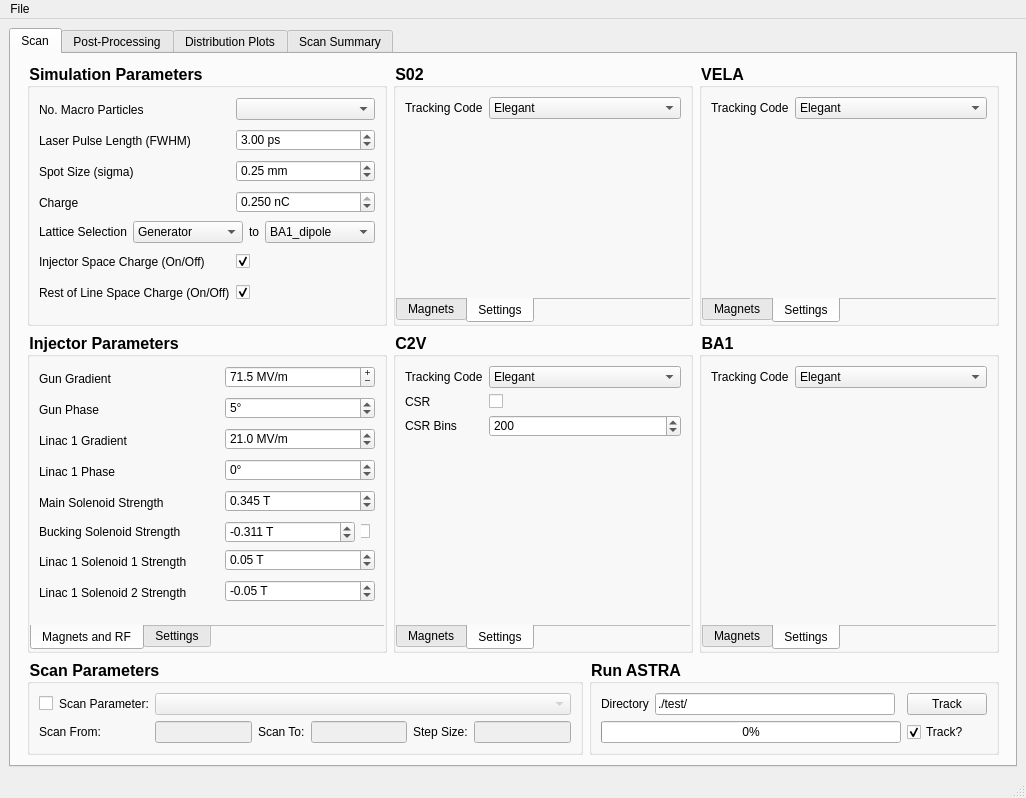
Before: the Qt Designer form astra_comparison_gui_tabs.ui in VELA-CLARA-software/OnlineModel, drawn with Qt 5.
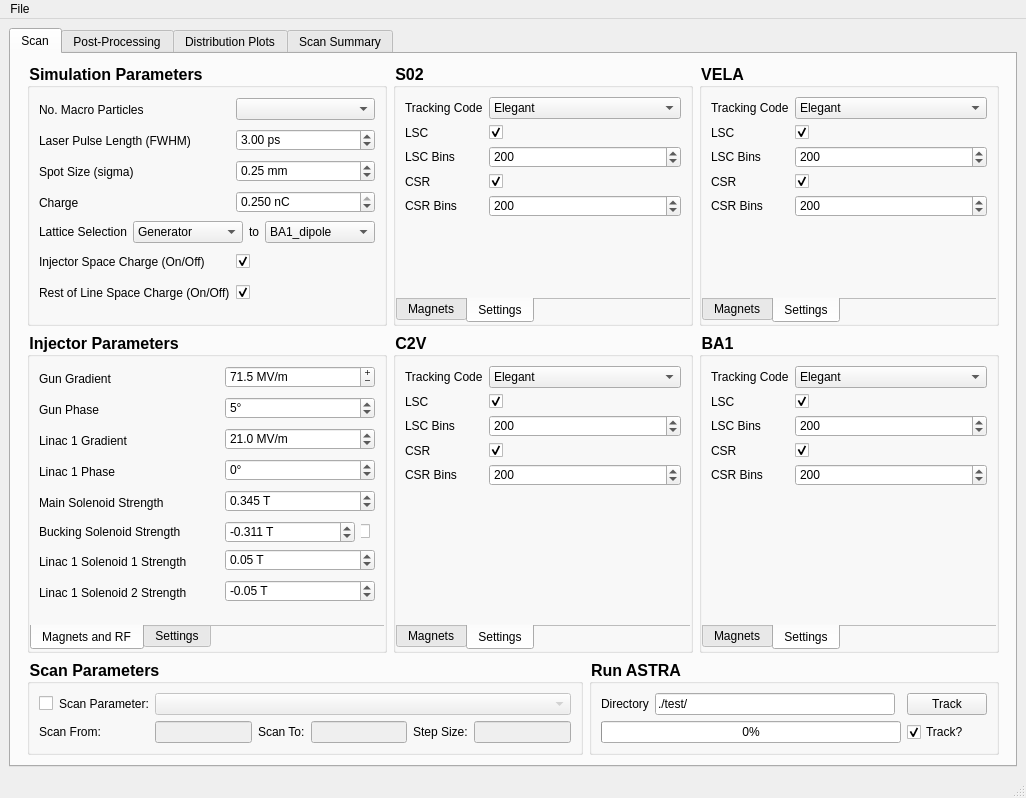
After: the same form once the commit is applied. The open tabs and pages were chosen to show the change. Custom widgets are drawn as their Qt base class.

```diff
--- a/astra_comparison_gui_tabs.ui
+++ b/astra_comparison_gui_tabs.ui
@@ -289,6 +289,9 @@
                <string>Settings</string>
               </attribute>
               <layout class="QFormLayout" name="formLayout_7">
+               <property name="fieldGrowthPolicy">
+                <enum>QFormLayout::AllNonFixedFieldsGrow</enum>
+               </property>
                <item row="0" column="0">
                 <widget class="QLabel" name="label_2">
                  <property name="text">
@@ -322,6 +325,92 @@
                  </item>
                 </widget>
                </item>
+               <item row="1" column="1">
+                <widget class="QCheckBox" name="checkBox_5">
+                 <property name="accessibleName">
+                  <string>simulation:lsc:S02</string>
+                 </property>
+                 <property name="text">
+                  <string/>
+                 </property>
+                 <property name="checked">
+                  <bool>true</bool>
+                 </property>
+                </widget>
+               </item>
+               <item row="2" column="1">
+                <widget class="QSpinBox" name="spinBox_3">
+                 <property name="accessibleName">
+                  <string>simulation:lsc_bins:S02</string>
+                 </property>
+                 <property name="maximum">
+                  <number>1000</number>
+                 </property>
+                 <property name="value">
+                  <number>200</number>
+                 </property>
+                </widget>
+               </item>
+               <item row="3" column="1">
+                <widget class="QCheckBox" name="checkBox_4">
+                 <property name="accessibleName">
+                  <string>simulation:csr:S02</string>
+                 </property>
+                 <property name="text">
+                  <string/>
+                 </property>
+                 <property name="checked">
+                  <bool>true</bool>
+                 </property>
+                </widget>
+               </item>
+               <item row="4" column="1">
+                <widget class="QSpinBox" name="spinBox_4">
+                 <property name="accessibleName">
+                  <string>simulation:csr_bins:S02</string>
+                 </property>
+                 <property name="minimum">
+                  <number>10</number>
+                 </property>
+                 <property name="maximum">
+                  <number>1000</number>
+                 </property>
+                 <property name="singleStep">
+                  <number>10</number>
+                 </property>
+                 <property name="value">
+                  <number>200</number>
+                 </property>
+                </widget>
+               </item>
+               <item row="1" column="0">
+                <widget class="QLabel" name="label_14">
+                 <property name="text">
+                  <string>LSC</string>
+                 </property>
+                </widget>
+               </item>
+               <item row="2" column="0">
+                <widget class="QLabel" name="label_12">
+                 <property name="text">
+                  <string>LSC Bins</string>
+                 </property>
+                </widget>
+               </item>
+               <item row="3" column="0">
+                <widget class="QLabel" name="label_11">
+                 <property name="text">
+                  <string>CSR</string>
+                 </property>
+                </widget>
+               </item>
+               <item row="4" column="0">
+                <widget class="QLabel" name="label_13">
+                 <property name="text">
+                  <string>CSR Bins</string>
+                 </property>
+                </widget>
+               </item>
               </layout>
              </widget>
             </widget>
@@ -783,14 +872,14 @@
                  </item>
                 </widget>
                </item>
-               <item row="1" column="0">
+               <item row="3" column="0">
                 <widget class="QLabel" name="label_8">
                  <property name="text">
                   <string>CSR</string>
                  </property>
                 </widget>
                </item>
-               <item row="1" column="1">
+               <item row="3" column="1">
                 <widget class="QCheckBox" name="checkBox_2">
                  <property name="accessibleName">
                   <string>simulation:csr:C2V</string>
@@ -798,9 +887,12 @@
                  <property name="text">
                   <string/>
                  </property>
+                 <property name="checked">
+                  <bool>true</bool>
+                 </property>
                 </widget>
                </item>
-               <item row="2" column="1">
+               <item row="4" column="1">
                 <widget class="QSpinBox" name="spinBox">
                  <property name="accessibleName">
                   <string>simulation:csr_bins:C2V</string>
@@ -819,13 +911,53 @@
                  </property>
                 </widget>
                </item>
-               <item row="2" column="0">
+               <item row="4" column="0">
                 <widget class="QLabel" name="label_9">
                  <property name="text">
                   <string>CSR Bins</string>
                  </property>
                 </widget>
                </item>
+               <item row="1" column="0">
+                <widget class="QLabel" name="label_6">
+                 <property name="text">
+                  <string>LSC</string>
+                 </property>
+                </widget>
+               </item>
+               <item row="1" column="1">
+                <widget class="QCheckBox" name="checkBox_3">
+                 <property name="accessibleName">
+                  <string>simulation:lsc:C2V</string>
+                 </property>
+                 <property name="text">
+                  <string/>
+                 </property>
+                 <property name="checked">
+                  <bool>true</bool>
+                 </property>
+                </widget>
+               </item>
+               <item row="2" column="0">
+                <widget class="QLabel" name="label_10">
+                 <property name="text">
+                  <string>LSC Bins</string>
+                 </property>
+                </widget>
+               </item>
+               <item row="2" column="1">
+                <widget class="QSpinBox" name="spinBox_2">
+                 <property name="accessibleName">
+                  <string>simulation:lsc_bins:C2V</string>
+                 </property>
+                 <property name="maximum">
+                  <number>1000</number>
+                 </property>
+                 <property name="value">
+                  <number>200</number>
+                 </property>
+                </widget>
+               </item>
               </layout>
              </widget>
             </widget>
@@ -1751,6 +1883,92 @@
                  </item>
                 </widget>
                </item>
+               <item row="1" column="0">
+                <widget class="QLabel" name="label_22">
+                 <property name="text">
+                  <string>LSC</string>
+                 </property>
+                </widget>
+               </item>
+               <item row="1" column="1">
+                <widget class="QCheckBox" name="checkBox_8">
+                 <property name="accessibleName">
+                  <string>simulation:lsc:BA1</string>
+                 </property>
+                 <property name="text">
+                  <string/>
+                 </property>
+                 <property name="checked">
+                  <bool>true</bool>
+                 </property>
+                </widget>
+               </item>
+               <item row="2" column="0">
+                <widget class="QLabel" name="label_20">
+                 <property name="text">
+                  <string>LSC Bins</string>
+                 </property>
+                </widget>
+               </item>
+               <item row="2" column="1">
+                <widget class="QSpinBox" name="spinBox_7">
+                 <property name="accessibleName">
+                  <string>simulation:lsc_bins:BA1</string>
+                 </property>
+                 <property name="maximum">
+                  <number>1000</number>
+                 </property>
+                 <property name="value">
+                  <number>200</number>
+                 </property>
+                </widget>
+               </item>
+               <item row="3" column="0">
+                <widget class="QLabel" name="label_19">
+                 <property name="text">
+                  <string>CSR</string>
+                 </property>
+                </widget>
+               </item>
+               <item row="3" column="1">
+                <widget class="QCheckBox" name="checkBox_9">
+                 <property name="accessibleName">
+                  <string>simulation:csr:BA1</string>
+                 </property>
+                 <property name="text">
+                  <string/>
+                 </property>
+                 <property name="checked">
+                  <bool>true</bool>
+                 </property>
+                </widget>
+               </item>
+               <item row="4" column="0">
+                <widget class="QLabel" name="label_21">
+                 <property name="text">
+                  <string>CSR Bins</string>
+                 </property>
+                </widget>
+               </item>
+               <item row="4" column="1">
+                <widget class="QSpinBox" name="spinBox_8">
+                 <property name="accessibleName">
+                  <string>simulation:csr_bins:BA1</string>
+                 </property>
+                 <property name="minimum">
+                  <number>10</number>
+                 </property>
+                 <property name="maximum">
+                  <number>1000</number>
+                 </property>
+                 <property name="singleStep">
+                  <number>10</number>
+                 </property>
+                 <property name="value">
+                  <number>200</number>
+                 </property>
+                </widget>
+               </item>
               </layout>
              </widget>
             </widget>
@@ -2578,6 +2796,92 @@
                  </item>
                 </widget>
                </item>
+               <item row="1" column="0">
+                <widget class="QLabel" name="label_18">
+                 <property name="text">
+                  <string>LSC</string>
+                 </property>
+                </widget>
+               </item>
+               <item row="1" column="1">
+                <widget class="QCheckBox" name="checkBox_6">
+                 <property name="accessibleName">
+                  <string>simulation:lsc:VELA</string>
+                 </property>
+                 <property name="text">
+                  <string/>
+                 </property>
+                 <property name="checked">
+                  <bool>true</bool>
+                 </property>
+                </widget>
+               </item>
+               <item row="2" column="0">
+                <widget class="QLabel" name="label_16">
+                 <property name="text">
+                  <string>LSC Bins</string>
+                 </property>
+                </widget>
+               </item>
+               <item row="2" column="1">
+                <widget class="QSpinBox" name="spinBox_5">
+                 <property name="accessibleName">
+                  <string>simulation:lsc_bins:VELA</string>
+                 </property>
+                 <property name="maximum">
+                  <number>1000</number>
+                 </property>
+                 <property name="value">
+                  <number>200</number>
+                 </property>
+                </widget>
+               </item>
+               <item row="3" column="0">
+                <widget class="QLabel" name="label_15">
+                 <property name="text">
+                  <string>CSR</string>
+                 </property>
+                </widget>
+               </item>
+               <item row="3" column="1">
+                <widget class="QCheckBox" name="checkBox_7">
+                 <property name="accessibleName">
+                  <string>simulation:csr:VELA</string>
+                 </property>
+                 <property name="text">
+                  <string/>
+                 </property>
+                 <property name="checked">
+                  <bool>true</bool>
+                 </property>
+                </widget>
+               </item>
+               <item row="4" column="0">
+                <widget class="QLabel" name="label_17">
+                 <property name="text">
+                  <string>CSR Bins</string>
+                 </property>
+                </widget>
+               </item>
+               <item row="4" column="1">
+                <widget class="QSpinBox" name="spinBox_6">
+                 <property name="accessibleName">
+                  <string>simulation:csr_bins:VELA</string>
+                 </property>
+                 <property name="minimum">
+                  <number>10</number>
+                 </property>
+                 <property name="maximum">
+                  <number>1000</number>
+                 </property>
+                 <property name="singleStep">
+                  <number>10</number>
+                 </property>
+                 <property name="value">
+                  <number>200</number>
+                 </property>
+                </widget>
+               </item>
               </layout>
              </widget>
             </widget>
```
